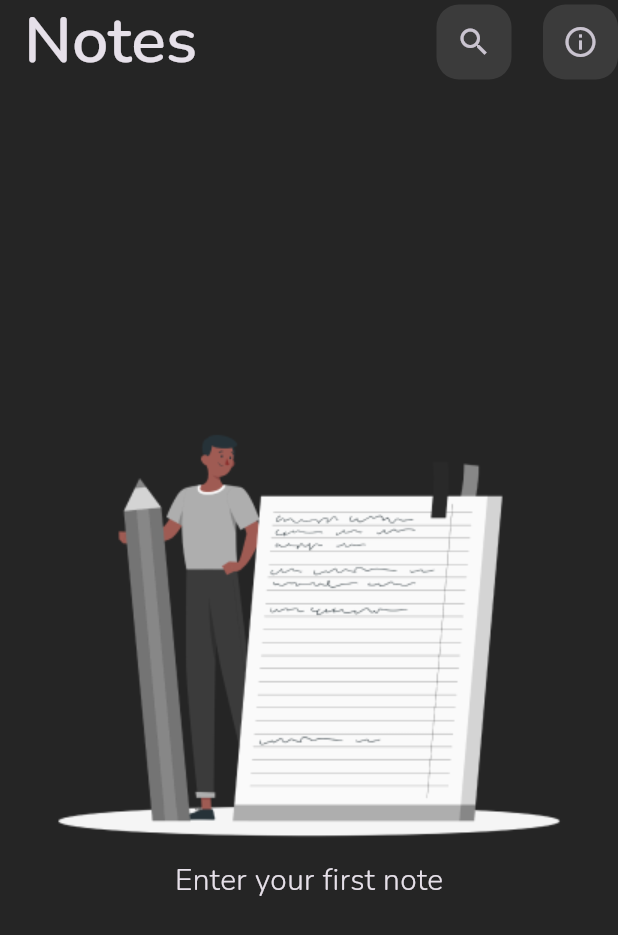
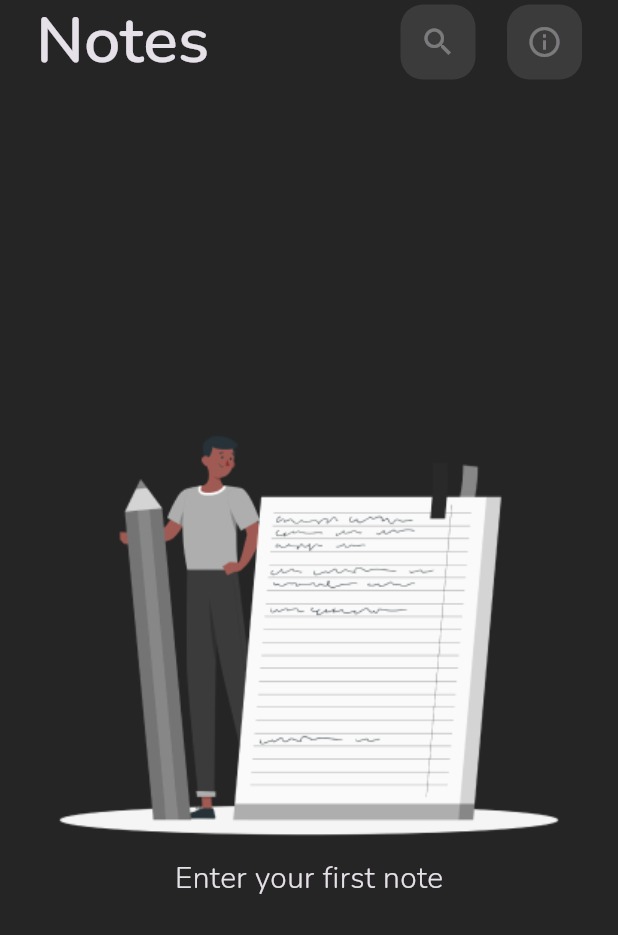
Before and after one commit to GDSC-USTOMB/innovate-mobile-challenge, a Flutter app: the screen it shows after launch, on a phone screen of 412 x 824 dp. Shown: the top 935 px of the screen. Run offline on Flutter 3.47's test engine with Material 3 defaults, Android fonts, the phone set to English and light mode, and no system bars; our stand-ins replace google_fonts.

Commit message:
code refactoring

```diff
--- a/lib/main.dart
+++ b/lib/main.dart
@@ -1,90 +1,7 @@
 import 'package:flutter/material.dart';
-import 'package:google_fonts/google_fonts.dart';
+
+import 'notes_app.dart';
 
 void main() {
-  runApp(const MyApp());
+  runApp(const NotesApp());
 }
-
-class MyApp extends StatelessWidget {
-  const MyApp({super.key});
-
-  @override
-  Widget build(BuildContext context) {
-    return MaterialApp(
-      title: 'Notes',
-      theme: ThemeData(
-        brightness: Brightness.dark,
-        useMaterial3: true,
-        scaffoldBackgroundColor: const Color(0xff252525),
-        textTheme: TextTheme(
-          titleLarge: GoogleFonts.nunito(
-            fontSize: 43,
-            fontWeight: FontWeight.w600,
-          ),
-        ),
-        appBarTheme: const AppBarTheme(
-          backgroundColor: Color(0x00000000),
-        ),
-      ),
-      home: const MyHomePage(),
-    );
-  }
-}
-
-class MyHomePage extends StatelessWidget {
-  const MyHomePage({super.key});
-
-  @override
-  Widget build(BuildContext context) {
-    return Scaffold(
-      appBar: AppBar(
-        title: const Text('Notes'),
-        actions: [
-          IconButton.filled(
-            onPressed: () {},
-            style: const ButtonStyle(
-              fixedSize: MaterialStatePropertyAll(Size(50, 50)),
-              backgroundColor: MaterialStatePropertyAll(Color(0xff3B3B3B)),
-              shape: MaterialStatePropertyAll(
-                RoundedRectangleBorder(
-                  borderRadius: BorderRadius.all(Radius.circular(15)),
-                ),
-              ),
-            ),
-            icon: const Icon(Icons.search),
-          ),
-          const SizedBox(width: 21),
-          IconButton.filled(
-            onPressed: () {},
-            style: const ButtonStyle(
-              fixedSize: MaterialStatePropertyAll(Size(50, 50)),
-              backgroundColor: MaterialStatePropertyAll(Color(0xff3B3B3B)),
-              shape: MaterialStatePropertyAll(
-                RoundedRectangleBorder(
-                  borderRadius: BorderRadius.all(Radius.circular(15)),
-                ),
-              ),
-            ),
-            icon: const Icon(Icons.info_outline),
-          ),
-        ],
-      ),
-      body: Center(
-        child: Column(
-          mainAxisAlignment: MainAxisAlignment.center,
-          children: <Widget>[
-            Image.asset("assets/rafiki.png"),
-            const SizedBox(height: 6),
-            Text(
-              'Enter your first note',
-              style: GoogleFonts.nunito(
-                fontSize: 20,
-                fontWeight: FontWeight.w300,
-              ),
-            ),
-          ],
-        ),
-      ),
-    );
-  }
-}
--- /dev/null
+++ b/lib/notes_app.dart
@@ -0,0 +1,17 @@
+import 'package:flutter/material.dart';
+import 'package:noteapp/theme.dart';
+
+import 'screens/home_screen.dart';
+
+class NotesApp extends StatelessWidget {
+  const NotesApp({super.key});
+
+  @override
+  Widget build(BuildContext context) {
+    return MaterialApp(
+      title: 'Notes',
+      theme: themeData,
+      home: const HomeScreen(),
+    );
+  }
+}
--- /dev/null
+++ b/lib/screens/home_screen.dart
@@ -0,0 +1,32 @@
+import 'package:flutter/material.dart';
+import 'package:noteapp/widgets/square_icon_button.dart';
+
+class HomeScreen extends StatelessWidget {
+  const HomeScreen({super.key});
+
+  @override
+  Widget build(BuildContext context) {
+    return Scaffold(
+      appBar: AppBar(
+        title: const Text('Notes'),
+        actions: const [
+          SquareIconButton(icon: Icon(Icons.search)),
+          SizedBox(width: 21),
+          SquareIconButton(icon: Icon(Icons.info_outline)),
+          SizedBox(width: 24),
+        ],
+      ),
+      body: Container(
+        margin: const EdgeInsets.symmetric(horizontal: 32),
+        child: Column(
+          mainAxisAlignment: MainAxisAlignment.center,
+          children: <Widget>[
+            Image.asset("assets/rafiki.png"),
+            const SizedBox(height: 6),
+            const Text('Enter your first note'),
+          ],
+        ),
+      ),
+    );
+  }
+}
--- /dev/null
+++ b/lib/theme.dart
@@ -0,0 +1,22 @@
+import 'package:flutter/material.dart';
+import 'package:google_fonts/google_fonts.dart';
+
+final themeData = ThemeData(
+  brightness: Brightness.dark,
+  useMaterial3: true,
+  scaffoldBackgroundColor: const Color(0xff252525),
+  textTheme: TextTheme(
+    titleLarge: GoogleFonts.nunito(
+      fontSize: 43,
+      fontWeight: FontWeight.w600,
+    ),
+    bodyMedium: GoogleFonts.nunito(
+      fontSize: 20,
+      fontWeight: FontWeight.w300,
+    ),
+  ),
+  appBarTheme: const AppBarTheme(
+    titleSpacing: 24,
+    backgroundColor: Color(0x00000000),
+  ),
+);
--- /dev/null
+++ b/lib/widgets/square_icon_button.dart
@@ -0,0 +1,29 @@
+import 'package:flutter/material.dart';
+
+class SquareIconButton extends StatelessWidget {
+  const SquareIconButton({
+    super.key,
+    required this.icon,
+    this.onPressed,
+  });
+
+  final Widget icon;
+  final void Function()? onPressed;
+
+  @override
+  Widget build(BuildContext context) {
+    return IconButton.filled(
+      onPressed: onPressed,
+      style: const ButtonStyle(
+        fixedSize: MaterialStatePropertyAll(Size(50, 50)),
+        backgroundColor: MaterialStatePropertyAll(Color(0xff3B3B3B)),
+        shape: MaterialStatePropertyAll(
+          RoundedRectangleBorder(
+            borderRadius: BorderRadius.all(Radius.circular(15)),
+          ),
+        ),
+      ),
+      icon: icon,
+    );
+  }
+}
```
Also changed, not shown: 1 other file.
